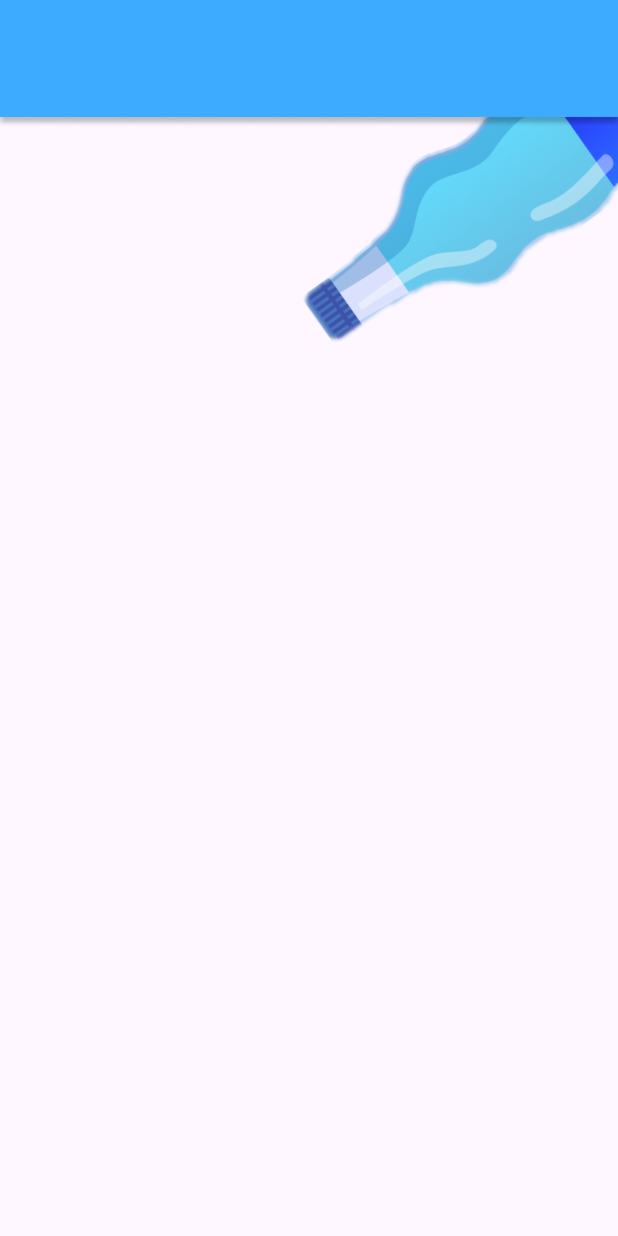
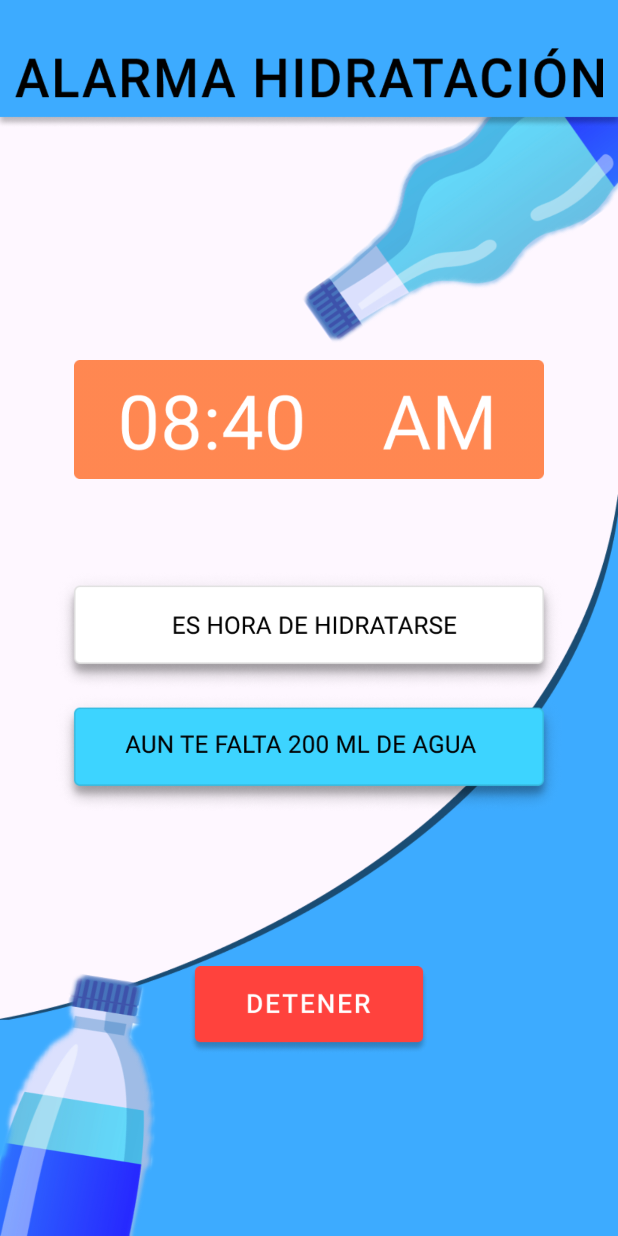
Before and after one commit to ja-ardila/AlarmasMobile, an Android app: the AlarmaHidratacion screen opened directly, with no data from a screen before it, on a phone screen of 412 x 824 dp. Run offline under Robolectric (Android 15) with nearby library versions, the phone set to English and light mode, and no system bars.

Commit message:
Pantalla alarma hidratación completada

```diff
--- a/app/src/main/java/com/example/alarmasmobile/AlarmaHidratacion.kt
+++ b/app/src/main/java/com/example/alarmasmobile/AlarmaHidratacion.kt
@@ -1,14 +1,20 @@
 package com.example.alarmasmobile
 
+import android.content.Intent
 import android.os.Bundle
-import androidx.activity.enableEdgeToEdge
+import android.widget.ImageView
 import androidx.appcompat.app.AppCompatActivity
-import androidx.core.view.ViewCompat
-import androidx.core.view.WindowInsetsCompat
 
 class AlarmaHidratacion : AppCompatActivity() {
     override fun onCreate(savedInstanceState: Bundle?) {
         super.onCreate(savedInstanceState)
         setContentView(R.layout.activity_alarma_hidratacion)
+
+        // Encontrar el botón por su ID y establecer el onClickListener
+        val detener = findViewById<ImageView>(R.id.boton_detener)
+        detener.setOnClickListener {
+            val intent = Intent(this, MainActivity::class.java)
+            startActivity(intent)
+        }
     }
 }
--- a/app/src/main/res/layout/activity_alarma_hidratacion.xml
+++ b/app/src/main/res/layout/activity_alarma_hidratacion.xml
@@ -24,4 +24,78 @@
         app:layout_constraintStart_toStartOf="parent"
         app:layout_constraintTop_toTopOf="parent" />
 
+    <View
+        android:id="@+id/fondo_hidratacion"
+        android:layout_width="wrap_content"
+        android:layout_height="0dp"
+        android:layout_marginTop="10dp"
+        android:background="@drawable/fondo_alarma_hidratacion_cortada"
+        app:layout_constraintBottom_toBottomOf="parent"
+        app:layout_constraintEnd_toEndOf="parent"
+        app:layout_constraintStart_toStartOf="parent"
+        app:layout_constraintTop_toBottomOf="@+id/hora" />
+
+    <View
+        android:id="@+id/botella_arriba"
+        android:layout_width="130dp"
+        android:layout_height="180dp"
+        android:background="@drawable/botella_arriba"
+        app:layout_constraintBottom_toBottomOf="parent"
+        app:layout_constraintStart_toStartOf="parent" />
+
+    <ImageView
+        android:id="@+id/hora"
+        android:layout_width="match_parent"
+        android:layout_height="79dp"
+        android:layout_marginTop="-15dp"
+        android:contentDescription="Hora alarma hidratacion"
+        app:layout_constraintTop_toBottomOf="@+id/botella_abajo"
+        app:srcCompat="@drawable/hora_alarma" />
+
+    <ImageView
+        android:id="@+id/aviso_alarma"
+        android:layout_width="match_parent"
+        android:layout_height="81dp"
+        android:layout_marginTop="60dp"
+        android:contentDescription="Aviso alarma"
+        app:layout_constraintEnd_toEndOf="parent"
+        app:layout_constraintStart_toStartOf="parent"
+        app:layout_constraintTop_toBottomOf="@+id/hora"
+        app:srcCompat="@drawable/hora_de_hidratarse" />
+
+    <ImageView
+        android:id="@+id/agua_faltante"
+        android:layout_width="match_parent"
+        android:layout_height="81dp"
+        android:contentDescription="agua faltante"
+        app:layout_constraintEnd_toEndOf="parent"
+        app:layout_constraintStart_toStartOf="parent"
+        app:layout_constraintTop_toBottomOf="@+id/aviso_alarma"
+        app:srcCompat="@drawable/agua_faltante" />
+
+    <ImageView
+        android:id="@+id/boton_detener"
+        android:layout_width="160dp"
+        android:layout_height="61dp"
+        android:layout_marginBottom="20dp"
+        app:layout_constraintBottom_toBottomOf="parent"
+        app:layout_constraintEnd_toEndOf="parent"
+        app:layout_constraintStart_toStartOf="parent"
+        app:layout_constraintTop_toBottomOf="@+id/agua_faltante"
+        app:srcCompat="@drawable/detener_alarma" />
+
+    <View
+        android:id="@+id/titulo_alarma_hidratacion"
+        android:layout_width="match_parent"
+        android:layout_height="0dp"
+        android:layout_marginStart="10dp"
+        android:layout_marginTop="32dp"
+        android:layout_marginEnd="10dp"
+        android:layout_marginBottom="20dp"
+        android:background="@drawable/titulo_alarma_hidratacion"
+        app:layout_constraintBottom_toBottomOf="@+id/TopBarAzul"
+        app:layout_constraintEnd_toEndOf="parent"
+        app:layout_constraintStart_toStartOf="parent"
+        app:layout_constraintTop_toTopOf="parent" />
+
 </androidx.constraintlayout.widget.ConstraintLayout>
```
Also changed, not shown: app/src/main/res/drawable/agua_faltante.png (added), app/src/main/res/drawable/detener_alarma.png (added), app/src/main/res/drawable/hora_alarma.png (added), app/src/main/res/drawable/hora_de_hidratarse.png (added), app/src/main/res/drawable/titulo_alarma_hidratacion.png (added).
